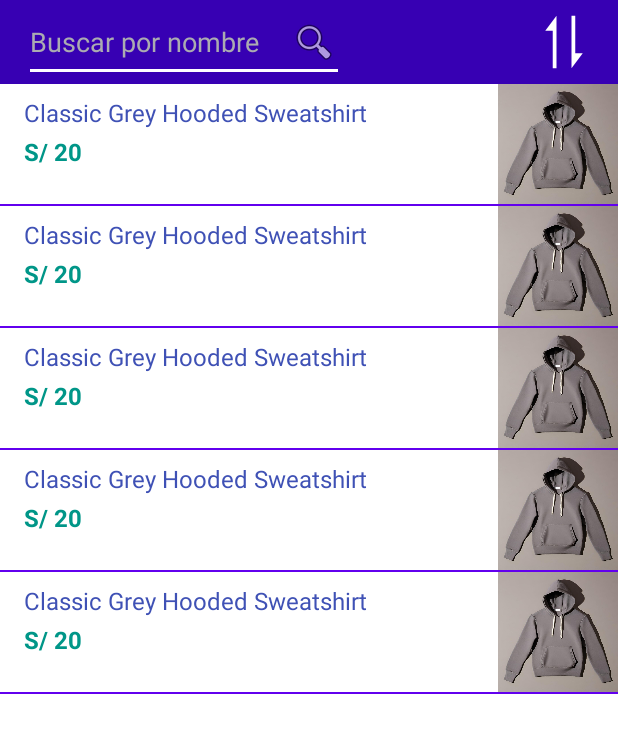
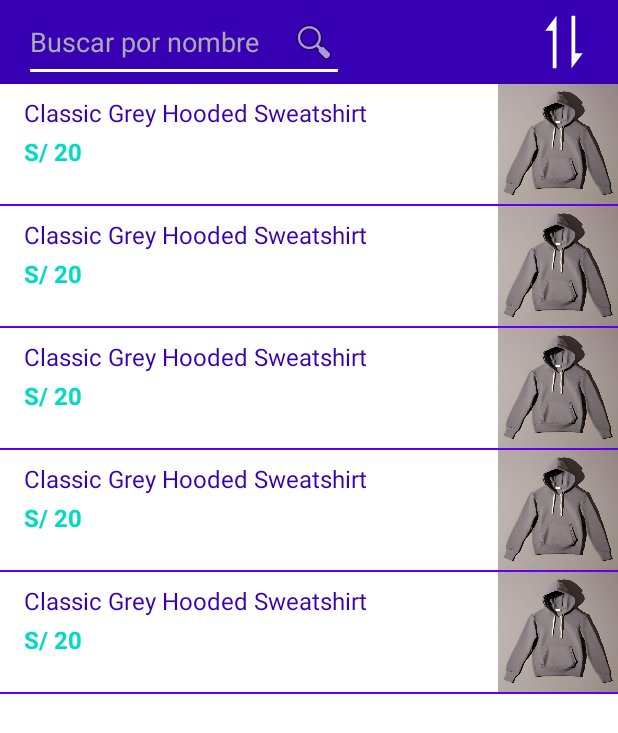
Before and after one commit to estibengiraldo/Technical-Challenge, an Android app: the layout fragment_list_products.xml on its own in the app's theme, with its tools: preview values and no code run, on a phone screen of 412 x 824 dp. Shown: the top 733 px of the screen. Run offline under Robolectric (Android 15) with nearby library versions, the phone set to English and light mode, and no system bars.

Commit message:
- Add android resources - Add http logger - Add base url properties

```diff
--- a/app/src/main/java/com/example/technicalchallenge/ui/products/main/ProductsViewModel.kt
+++ /dev/null
@@ -1,6 +0,0 @@
-package com.example.technicalchallenge.ui.products.main
-
-import androidx.lifecycle.ViewModel
-
-class ProductsViewModel: ViewModel() {
-}
--- a/app/src/main/res/layout/fragment_list_products.xml
+++ b/app/src/main/res/layout/fragment_list_products.xml
@@ -35,13 +35,13 @@
                 app:layout_constraintStart_toStartOf="parent"
                 app:layout_constraintTop_toTopOf="parent" />
 
-            <ImageView
+            <androidx.appcompat.widget.AppCompatImageView
                 android:id="@+id/ivOrder"
                 android:layout_width="40dp"
                 android:layout_height="40dp"
                 android:layout_marginEnd="16dp"
                 android:src="@drawable/ic_icon_sort"
-                app:tint="#FFFFFF"
+                app:tint="@color/white"
                 android:onClick="@{()->viewModel.onOrderClick()}"
                 app:layout_constraintBottom_toBottomOf="@+id/materialToolbar"
                 app:layout_constraintEnd_toEndOf="parent"
@@ -54,7 +54,7 @@
                 android:layout_marginStart="16dp"
                 android:drawableEnd="@android:drawable/ic_menu_search"
                 android:ems="10"
-                android:hint="Buscar por nombre"
+                android:hint="@string/search_text_hint"
                 android:text="@={viewModel.textFilter}"
                 android:inputType="text"
                 android:textColor="@color/white"
--- a/app/src/main/res/layout/item_product.xml
+++ b/app/src/main/res/layout/item_product.xml
@@ -13,7 +13,7 @@
         android:layout_marginStart="16dp"
         android:layout_marginTop="8dp"
         android:layout_marginEnd="8dp"
-        android:textColor="#3F51B5"
+        android:textColor="@color/design_default_color_primary_dark"
         android:textSize="16sp"
         app:layout_constraintEnd_toStartOf="@+id/ivProduct"
         app:layout_constraintStart_toStartOf="parent"
@@ -27,7 +27,7 @@
         android:layout_marginStart="16dp"
         android:layout_marginTop="4dp"
         android:layout_marginBottom="4dp"
-        android:textColor="#009688"
+        android:textColor="@color/teal_200"
         android:textSize="16sp"
         android:textStyle="bold"
         app:layout_constraintBottom_toTopOf="@+id/constraintLayout"
--- a/app/src/main/res/values/strings.xml
+++ b/app/src/main/res/values/strings.xml
@@ -1,3 +1,5 @@
 <resources>
-    <string name="app_name">technicalChallenge</string>
+    <string name="app_name">Technical Challenge</string>
+
+    <string name="search_text_hint">Buscar por nombre</string>
 </resources>
--- a/gradle.properties
+++ b/gradle.properties
@@ -21,3 +21,5 @@ kotlin.code.style=official
 # resources declared in the library itself and none from the library's dependencies,
 # thereby reducing the size of the R class for that library
 android.nonTransitiveRClass=true
+
+apiHostUrl = "https://api.escuelajs.co/"
--- a/gradle/libs.versions.toml
+++ b/gradle/libs.versions.toml
@@ -14,6 +14,7 @@ retrofit2 = "2.9.0"
 room = "2.6.1"
 kspPlugin = "2.0.10-1.0.24"
 glide = "4.16.0"
+okttp-logging = "4.10.0"
 
 [libraries]
 androidx-core-ktx = { group = "androidx.core", name = "core-ktx", version.ref = "coreKtx" }
@@ -33,6 +34,7 @@ androidx-room-compiler = { group = "androidx.room", name = "room-compiler", vers
 androidx-room-ktx = { group = "androidx.room", name = "room-ktx", version.ref = "room" }
 androidx-room-runtime = { group = "androidx.room", name = "room-runtime", version.ref = "room" }
 glide = { group = "com.github.bumptech.glide", name = "glide", version.ref = "glide" }
+okttp-logging = { group = "com.squareup.okhttp3", name = "logging-interceptor", version.ref = "okttp-logging" }
 
 [plugins]
 android-application = { id = "com.android.application", version.ref = "agp" }
```
Also changed, not shown: app/build.gradle.kts (+9 -0 lines), app/src/main/java/com/example/technicalchallenge/data/di/RemoteModule.kt (+13 -2 lines).
